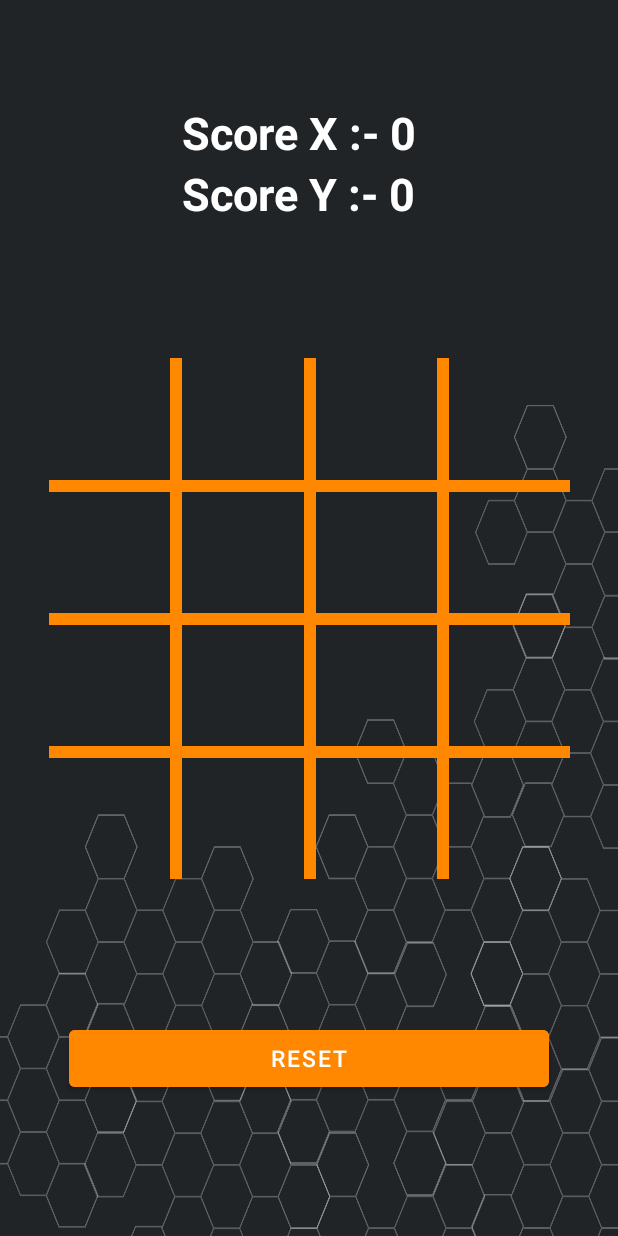
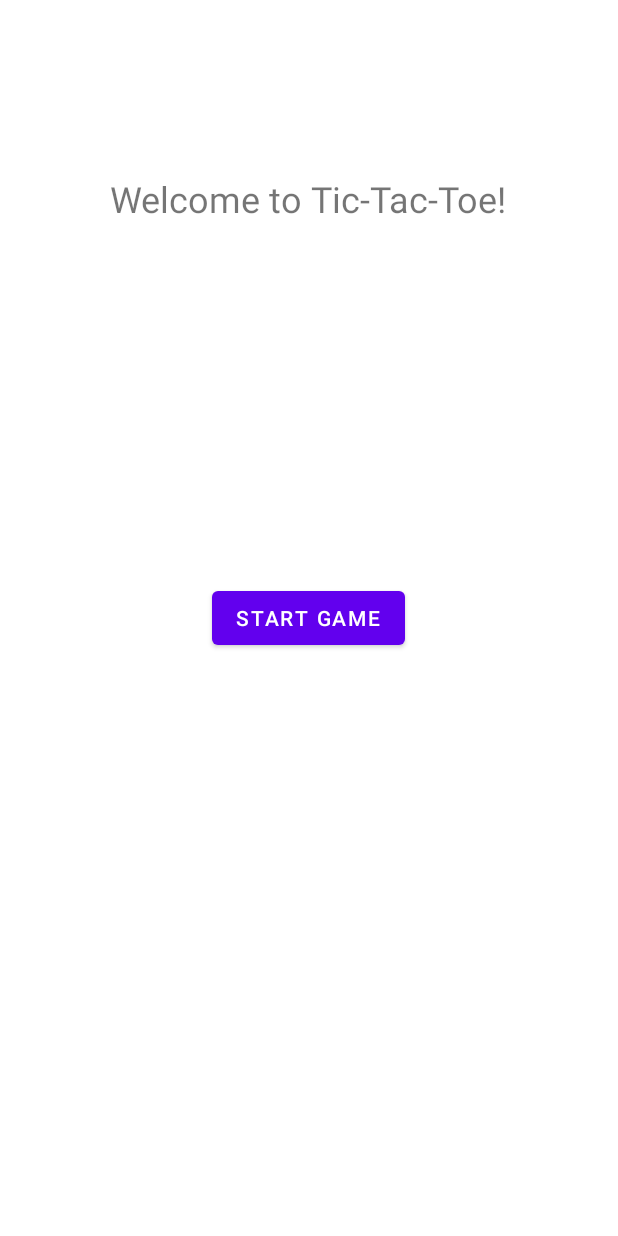
Before and after one commit to Yayawak/pig-pack-deng, an Android app: the screen it shows after launch (MainActivity), on a phone screen of 412 x 824 dp. Run offline under Robolectric (Android 15) with nearby library versions, the phone set to English and light mode, and no system bars.

Commit message:
feat home

```diff
--- a/app/src/main/AndroidManifest.xml
+++ b/app/src/main/AndroidManifest.xml
@@ -10,6 +10,7 @@
         android:supportsRtl="true"
         android:theme="@style/Theme.AndroidTicTacToeApp">
         <activity android:name=".MainActivity"/>
+        <activity android:name=".FourTileActivity" />
         <activity android:name=".splash">
             <intent-filter>
                 <action android:name="android.intent.action.MAIN" />
--- a/app/src/main/java/com/example/android_tic_tac_toe_app/MainActivity.java
+++ b/app/src/main/java/com/example/android_tic_tac_toe_app/MainActivity.java
@@ -1,87 +1,26 @@
 package com.example.android_tic_tac_toe_app;
 
-import androidx.appcompat.app.AppCompatActivity;
-import android.app.AlertDialog;
-import android.content.DialogInterface;
+import android.content.Intent;
 import android.os.Bundle;
 import android.view.View;
 import android.widget.Button;
-import android.widget.ImageView;
-import android.widget.TextView;
+import androidx.appcompat.app.AppCompatActivity;
 
 public class MainActivity extends AppCompatActivity {
-
-    private Board board;
-    private GameLogic gameLogic;
-    private TextView scoreX, scoreO;
-    private Button resetButton;
 
     @Override
     protected void onCreate(Bundle savedInstanceState) {
         super.onCreate(savedInstanceState);
-        setContentView(R.layout.four_tile);
+        setContentView(R.layout.home); // Set the home layout
 
-        board = new Board(this, 4); // Initialize 4x4 board
-        gameLogic = new GameLogic(4); // Initialize 4x4 logic
-
-        scoreX = findViewById(R.id.ScoreX);
-        scoreO = findViewById(R.id.ScoreY);
-        resetButton = findViewById(R.id.Reset);
-
-        initializeBoard();
-        setupResetButton();
-    }
-
-    private void initializeBoard() {
-        for (int i = 0; i < board.buttons.length; i++) {
-            final int index = i;
-            board.buttons[i].setOnClickListener(view -> onTileClick(index));
-        }
-    }
-
-    private void setupResetButton() {
-        resetButton.setOnClickListener(view -> resetGame());
-    }
-
-    private void onTileClick(int index) {
-        if (board.isTileEmpty(index)) {
-            board.updateTile(index, gameLogic.getCurrentPlayer());
-            if (gameLogic.checkWinner(board.getState())) {
-                showWinnerDialog(gameLogic.getCurrentPlayer());
-                gameLogic.incrementScore();
-                updateScore();
-            } else if (gameLogic.isBoardFull(board.getState())) {
-                showDrawDialog();
-            } else {
-                gameLogic.switchPlayer();
+        Button startButton = findViewById(R.id.startButton);
+        startButton.setOnClickListener(new View.OnClickListener() {
+            @Override
+            public void onClick(View v) {
+                // Navigate to FourTileActivity when button is clicked
+                Intent intent = new Intent(MainActivity.this, FourTileActivity.class);
+                startActivity(intent);
             }
-        }
-    }
-
-    private void resetGame() {
-        board.reset();
-        gameLogic.reset();
-        updateScore();
-    }
-
-    private void updateScore() {
-        scoreX.setText("Score X: " + gameLogic.getXScore());
-        scoreO.setText("Score O: " + gameLogic.getOScore());
-    }
-
-    private void showWinnerDialog(String player) {
-        showAlert(player + " Wins!");
-    }
-
-    private void showDrawDialog() {
-        showAlert("It's a Draw!");
-    }
-
-    private void showAlert(String message) {
-        new AlertDialog.Builder(this)
-                .setMessage(message)
-                .setCancelable(false)
-                .setPositiveButton("OK", (dialog, which) -> board.reset())
-                .show();
+        });
     }
 }
--- /dev/null
+++ b/app/src/main/res/layout/home.xml
@@ -0,0 +1,22 @@
+<?xml version="1.0" encoding="utf-8"?>
+<RelativeLayout xmlns:android="http://schemas.android.com/apk/res/android"
+    android:layout_width="match_parent"
+    android:layout_height="match_parent"
+    android:padding="16dp">
+
+    <TextView
+        android:id="@+id/homeTitle"
+        android:layout_width="wrap_content"
+        android:layout_height="wrap_content"
+        android:text="Welcome to Tic-Tac-Toe!"
+        android:textSize="24sp"
+        android:layout_centerHorizontal="true"
+        android:layout_marginTop="100dp"/>
+
+    <Button
+        android:id="@+id/startButton"
+        android:layout_width="wrap_content"
+        android:layout_height="wrap_content"
+        android:text="Start Game"
+        android:layout_centerInParent="true"/>
+</RelativeLayout>
```
Also changed, not shown: app/src/main/java/com/example/android_tic_tac_toe_app/FourTileActivity.java (added, +90 -0 lines).
